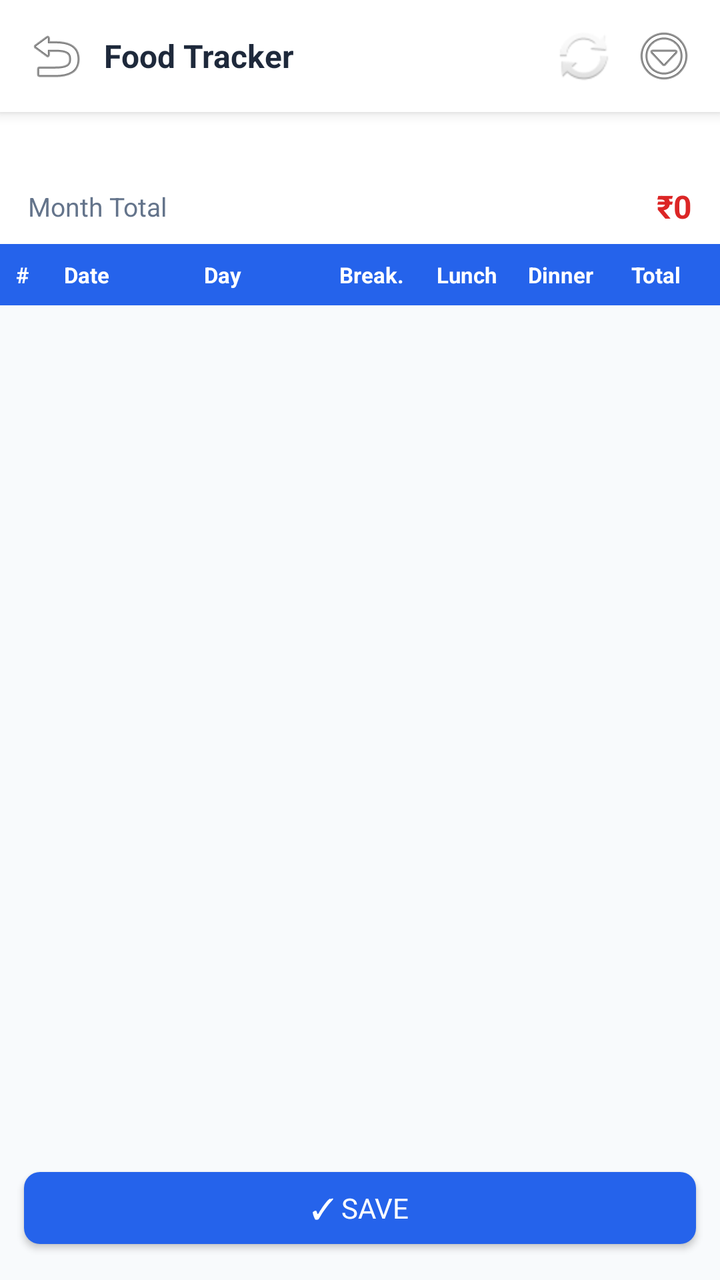
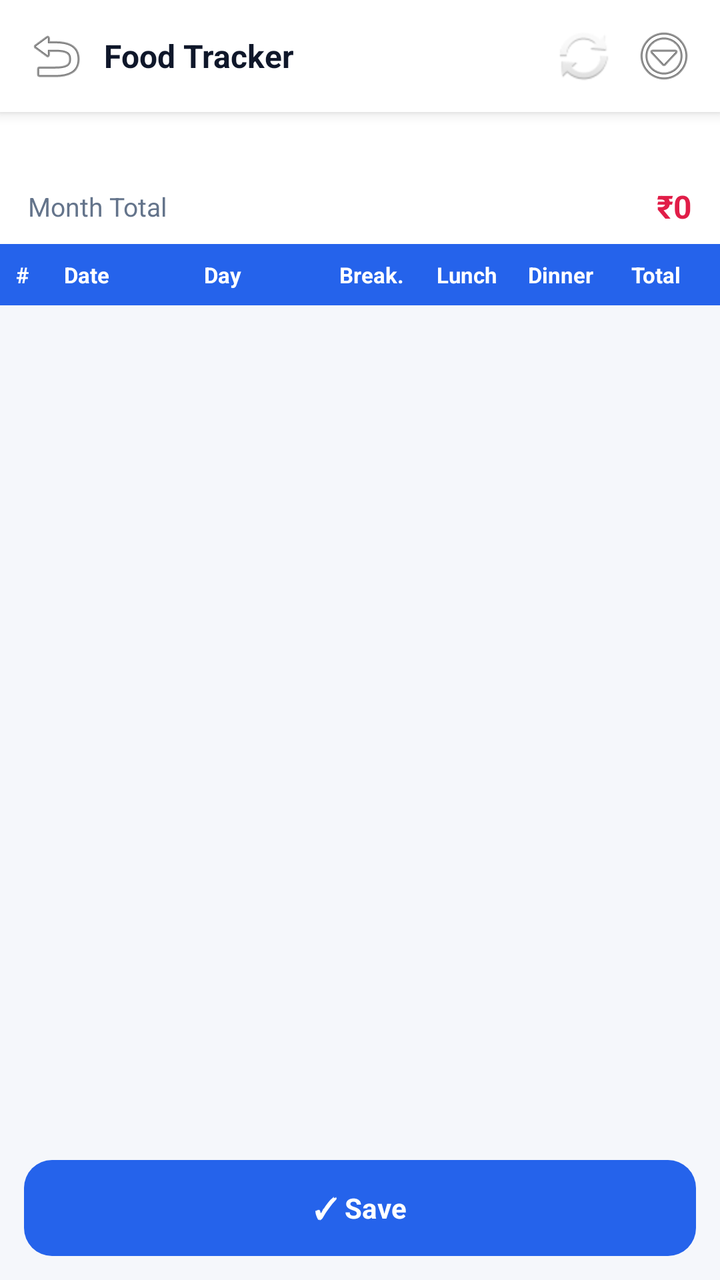

The first picture is an Android layout as it rendered before a commit; the second is the same layout after the commit. The layout source and the unified diff follow.
<!-- AndroidManifest.xml: application theme Theme.ExpenseOS -->
<!-- res/layout/activity_food_tracker.xml -->
<?xml version="1.0" encoding="utf-8"?>
<LinearLayout xmlns:android="http://schemas.android.com/apk/res/android"
    android:layout_width="match_parent"
    android:layout_height="match_parent"
    android:background="@color/bg"
    android:orientation="vertical">

    <LinearLayout
        android:layout_width="match_parent"
        android:layout_height="56dp"
        android:background="@color/nav_bg"
        android:elevation="4dp"
        android:gravity="center_vertical"
        android:orientation="horizontal"
        android:paddingHorizontal="8dp">

        <ImageButton
            android:id="@+id/btnFoodTrackerBack"
            android:layout_width="40dp"
            android:layout_height="40dp"
            android:background="?attr/selectableItemBackgroundBorderless"
            android:contentDescription="Back"
            android:src="@android:drawable/ic_menu_revert" />

        <TextView
            android:layout_width="0dp"
            android:layout_height="wrap_content"
            android:layout_weight="1"
            android:paddingStart="4dp"
            android:text="Food Tracker"
            android:textColor="@color/text"
            android:textSize="16sp"
            android:textStyle="bold" />

        <ImageButton
            android:id="@+id/btnFoodTrackerRefresh"
            android:layout_width="40dp"
            android:layout_height="40dp"
            android:background="?attr/selectableItemBackgroundBorderless"
            android:contentDescription="Refresh"
            android:src="@android:drawable/ic_popup_sync" />

        <ImageButton
            android:id="@+id/btnFoodTrackerMenu"
            android:layout_width="40dp"
            android:layout_height="40dp"
            android:background="?attr/selectableItemBackgroundBorderless"
            android:contentDescription="Export"
            android:src="@android:drawable/ic_menu_more" />
    </LinearLayout>

    <TextView
        android:id="@+id/tvFoodTrackerMonth"
        android:layout_width="match_parent"
        android:layout_height="wrap_content"
        android:background="@android:color/white"
        android:gravity="center"
        android:paddingVertical="8dp"
        android:textColor="@color/primary"
        android:textSize="15sp"
        android:textStyle="bold" />

    <LinearLayout
        android:layout_width="match_parent"
        android:layout_height="wrap_content"
        android:background="@android:color/white"
        android:gravity="center_vertical"
        android:orientation="horizontal"
        android:paddingHorizontal="14dp"
        android:paddingBottom="8dp">

        <TextView
            android:layout_width="0dp"
            android:layout_height="wrap_content"
            android:layout_weight="1"
            android:text="Month Total"
            android:textColor="@color/text_muted"
            android:textSize="13sp" />

        <TextView
            android:id="@+id/tvFoodTrackerGrandTotal"
            android:layout_width="wrap_content"
            android:layout_height="wrap_content"
            android:text="₹0"
            android:textColor="@color/red"
            android:textSize="16sp"
            android:textStyle="bold" />
    </LinearLayout>

    <LinearLayout
        android:layout_width="match_parent"
        android:layout_height="wrap_content"
        android:background="@color/primary"
        android:orientation="horizontal"
        android:paddingHorizontal="8dp"
        android:paddingVertical="8dp">

        <TextView
            android:layout_width="24dp"
            android:layout_height="wrap_content"
            android:text="#"
            android:textColor="@android:color/white"
            android:textSize="11sp"
            android:textStyle="bold" />

        <TextView
            android:layout_width="70dp"
            android:layout_height="wrap_content"
            android:text="Date"
            android:textColor="@android:color/white"
            android:textSize="11sp"
            android:textStyle="bold" />

        <TextView
            android:layout_width="60dp"
            android:layout_height="wrap_content"
            android:text="Day"
            android:textColor="@android:color/white"
            android:textSize="11sp"
            android:textStyle="bold" />

        <TextView
            android:layout_width="0dp"
            android:layout_height="wrap_content"
            android:layout_weight="1"
            android:gravity="center"
            android:text="Break."
            android:textColor="@android:color/white"
            android:textSize="11sp"
            android:textStyle="bold" />

        <TextView
            android:layout_width="0dp"
            android:layout_height="wrap_content"
            android:layout_weight="1"
            android:gravity="center"
            android:text="Lunch"
            android:textColor="@android:color/white"
            android:textSize="11sp"
            android:textStyle="bold" />

        <TextView
            android:layout_width="0dp"
            android:layout_height="wrap_content"
            android:layout_weight="1"
            android:gravity="center"
            android:text="Dinner"
            android:textColor="@android:color/white"
            android:textSize="11sp"
            android:textStyle="bold" />

        <TextView
            android:layout_width="0dp"
            android:layout_height="wrap_content"
            android:layout_weight="1"
            android:gravity="center"
            android:text="Total"
            android:textColor="@android:color/white"
            android:textSize="11sp"
            android:textStyle="bold" />
    </LinearLayout>

    <androidx.recyclerview.widget.RecyclerView
        android:id="@+id/rvFoodTracker"
        android:layout_width="match_parent"
        android:layout_height="0dp"
        android:layout_weight="1" />

    <Button
        android:id="@+id/btnFoodTrackerSave"
        style="@style/BtnPrimary"
        android:layout_width="match_parent"
        android:layout_height="48dp"
        android:layout_margin="12dp"
        android:text="✓ Save" />
</LinearLayout>
<!-- resources referenced by this layout -->
<resources>
  <color name="bg">#F8FAFC</color>
  <color name="red">#DC2626</color>
  <color name="text">#1E293B</color>
  <style name="BtnPrimary" parent="Widget.MaterialComponents.Button">
          <item name="backgroundTint">@color/primary</item>
          <item name="android:textColor">@color/white</item>
          <item name="cornerRadius">8dp</item>
          <item name="android:letterSpacing">0</item>
      </style>
  <style name="Theme.ExpenseOS" parent="Theme.MaterialComponents.Light.NoActionBar">
          <item name="colorPrimary">@color/primary</item>
          <item name="colorPrimaryDark">@color/primary_dark</item>
          <item name="colorAccent">@color/primary</item>
          <item name="android:windowBackground">@color/bg</item>
          <item name="android:fontFamily">sans-serif</item>
          <item name="android:statusBarColor">@color/primary_dark</item>
      </style>
  <color name="white">#FFFFFF</color>
  <!-- unchanged entries left out for length: 4 -->
</resources>

<!-- the commit's change to res/layout/activity_food_tracker.xml (unified diff, before → after) -->
@@ -53,7 +53,7 @@
         android:id="@+id/tvFoodTrackerMonth"
         android:layout_width="match_parent"
         android:layout_height="wrap_content"
-        android:background="@android:color/white"
+        android:background="@color/bg_card"
         android:gravity="center"
         android:paddingVertical="8dp"
         android:textColor="@color/primary"
@@ -63,7 +63,7 @@
     <LinearLayout
         android:layout_width="match_parent"
         android:layout_height="wrap_content"
-        android:background="@android:color/white"
+        android:background="@color/bg_card"
         android:gravity="center_vertical"
         android:orientation="horizontal"
         android:paddingHorizontal="14dp"
<!-- resource entries referenced after the edit -->
@@ -1,23 +1,107 @@
 <!-- resources referenced by this layout -->
 <resources>
-  <color name="bg">#F8FAFC</color>
-  <color name="red">#DC2626</color>
-  <color name="text">#1E293B</color>
-  <style name="BtnPrimary" parent="Widget.MaterialComponents.Button">
+  <color name="bg">#F5F7FB</color>
+  <color name="bg_card">#FFFFFF</color>
+  <color name="red">#E11D48</color>
+  <color name="text">#0F172A</color>
+  <style name="BtnPrimary" parent="BtnBase">
           <item name="backgroundTint">@color/primary</item>
-          <item name="android:textColor">@color/white</item>
-          <item name="cornerRadius">8dp</item>
-          <item name="android:letterSpacing">0</item>
+          <item name="android:textColor">@color/on_primary</item>
       </style>
-  <style name="Theme.ExpenseOS" parent="Theme.MaterialComponents.Light.NoActionBar">
+  <style name="Theme.ExpenseOS" parent="Theme.MaterialComponents.DayNight.NoActionBar">
           <item name="colorPrimary">@color/primary</item>
+          <item name="colorPrimaryVariant">@color/primary_dark</item>
           <item name="colorPrimaryDark">@color/primary_dark</item>
+          <item name="colorOnPrimary">@color/on_primary</item>
+          <item name="colorSecondary">@color/secondary</item>
+          <item name="colorSecondaryVariant">@color/secondary_dark</item>
+          <item name="colorOnSecondary">@color/on_primary</item>
           <item name="colorAccent">@color/primary</item>
+          <item name="colorSurface">@color/surface</item>
+          <item name="colorOnSurface">@color/text</item>
+          <item name="colorOnBackground">@color/text</item>
+          <item name="colorError">@color/danger</item>
+          <item name="android:colorBackground">@color/bg</item>
           <item name="android:windowBackground">@color/bg</item>
+  
+          <item name="android:textColorPrimary">@color/text</item>
+          <item name="android:textColorSecondary">@color/text_muted</item>
+          <item name="android:textColorHint">@color/text_hint</item>
           <item name="android:fontFamily">sans-serif</item>
-          <item name="android:statusBarColor">@color/primary_dark</item>
+          <item name="fontFamily">sans-serif</item>
+  
+          
+          <item name="android:statusBarColor">@color/bg</item>
+          <item name="android:navigationBarColor">@color/nav_bg</item>
+          <item name="android:windowLightStatusBar">true</item>
+          <item name="android:windowLightNavigationBar" tools:targetApi="o_mr1">true</item>
+          <item name="android:forceDarkAllowed" tools:targetApi="q">false</item>
+  
+          
+          <item name="editTextStyle">@style/Widget.ExpenseOS.EditText</item>
+          <item name="materialAlertDialogTheme">@style/ThemeOverlay.ExpenseOS.Dialog</item>
+          <item name="bottomSheetDialogTheme">@style/ThemeOverlay.ExpenseOS.BottomSheet</item>
+          <item name="android:windowAnimationStyle">@style/Animation.ExpenseOS.Window</item>
+          <item name="android:windowActivityTransitions">true</item>
+          <item name="android:windowContentTransitions">true</item>
       </style>
-  <color name="white">#FFFFFF</color>
+  <style name="BtnBase" parent="Widget.MaterialComponents.Button">
+          <item name="android:textSize">@dimen/type_subtitle</item>
+          <item name="android:textStyle">bold</item>
+          <item name="android:letterSpacing">0.01</item>
+          <item name="android:textAllCaps">false</item>
+          <item name="android:minHeight">@dimen/touch_target</item>
+          <item name="android:insetTop">0dp</item>
+          <item name="android:insetBottom">0dp</item>
+          <item name="cornerRadius">14dp</item>
+          <item name="android:stateListAnimator">@null</item>
+      </style>
+  <color name="on_primary">#FFFFFF</color>
+  <color name="secondary">#0F766E</color>
+  <color name="secondary_dark">#115E59</color>
+  <color name="surface">#FFFFFF</color>
+  <color name="danger">#E11D48</color>
+  <color name="text_hint">#94A3B8</color>
+  <style name="Widget.ExpenseOS.EditText" parent="Widget.AppCompat.EditText">
+          <item name="android:textSize">@dimen/type_body</item>
+          <item name="android:textColor">@color/text</item>
+          <item name="android:textColorHint">@color/text_hint</item>
+          <item name="android:paddingStart">14dp</item>
+          <item name="android:paddingEnd">14dp</item>
+          <item name="android:minHeight">@dimen/input_height</item>
+      </style>
+  <style name="ThemeOverlay.ExpenseOS.Dialog" parent="ThemeOverlay.MaterialComponents.MaterialAlertDialog">
+          <item name="colorPrimary">@color/primary</item>
+          <item name="colorSurface">@color/surface</item>
+          <item name="colorOnSurface">@color/text</item>
+          <item name="shapeAppearanceOverlay">@style/ShapeAppearance.ExpenseOS.Dialog</item>
+          <item name="android:windowMinWidthMajor">84%</item>
+          <item name="android:windowMinWidthMinor">84%</item>
+      </style>
+  <style name="ThemeOverlay.ExpenseOS.BottomSheet" parent="ThemeOverlay.MaterialComponents.BottomSheetDialog">
+          <item name="bottomSheetStyle">@style/Widget.ExpenseOS.BottomSheet</item>
+      </style>
+  <style name="Animation.ExpenseOS.Window" parent="@android:style/Animation.Activity">
+          <item name="android:activityOpenEnterAnimation">@anim/screen_enter</item>
+          <item name="android:activityOpenExitAnimation">@anim/screen_exit</item>
+          <item name="android:activityCloseEnterAnimation">@anim/screen_pop_enter</item>
+          <item name="android:activityCloseExitAnimation">@anim/screen_pop_exit</item>
+      </style>
+  <style name="ShapeAppearance.ExpenseOS.Dialog" parent="ShapeAppearance.MaterialComponents.MediumComponent">
+          <item name="cornerFamily">rounded</item>
+          <item name="cornerSize">26dp</item>
+      </style>
+  <style name="Widget.ExpenseOS.BottomSheet" parent="Widget.MaterialComponents.BottomSheet.Modal">
+          <item name="shapeAppearanceOverlay">@style/ShapeAppearance.ExpenseOS.Sheet</item>
+          <item name="backgroundTint">@color/surface</item>
+      </style>
+  <style name="ShapeAppearance.ExpenseOS.Sheet" parent="">
+          <item name="cornerFamily">rounded</item>
+          <item name="cornerSizeTopLeft">26dp</item>
+          <item name="cornerSizeTopRight">26dp</item>
+          <item name="cornerSizeBottomLeft">0dp</item>
+          <item name="cornerSizeBottomRight">0dp</item>
+      </style>
   <!-- unchanged entries left out for length: 4 -->
 </resources>
 
